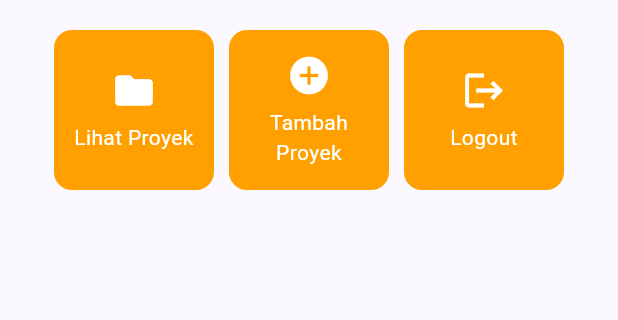
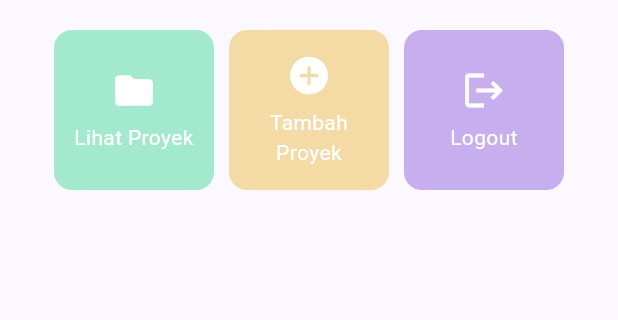
Before and after one commit to d-T0x/myportfolio_mobile, a Flutter app: the screen it shows after launch, on a phone screen of 412 x 824 dp, the part 357-677 px from its top. Run offline on Flutter 3.47's test engine with Material 3 defaults, Android fonts, the phone set to English and light mode, and no system bars.

Commit message:
feat: change color for buttons

```diff
--- a/lib/main.dart
+++ b/lib/main.dart
@@ -12,6 +12,7 @@ class MyApp extends StatelessWidget {
   Widget build(BuildContext context) {
     return MaterialApp(
       title: 'MyPortfolio',
+      debugShowCheckedModeBanner: false,
       theme: ThemeData(
         colorScheme: ColorScheme.fromSeed(
           seedColor: Colors.indigo,
--- a/lib/menu.dart
+++ b/lib/menu.dart
@@ -8,9 +8,17 @@ class MyHomePage extends StatelessWidget {
   final String kelas = "PBP C";
 
   final List<ItemHomepage> items = [
-    ItemHomepage("Lihat Proyek", Icons.folder),
-    ItemHomepage("Tambah Proyek", Icons.add_circle),
-    ItemHomepage("Logout", Icons.logout),
+    ItemHomepage(
+      "Lihat Proyek",
+      Icons.folder,
+      Color.fromARGB(255, 163, 233, 205),
+    ),
+    ItemHomepage(
+      "Tambah Proyek",
+      Icons.add_circle,
+      Color.fromARGB(255, 244, 219, 165),
+    ),
+    ItemHomepage("Logout", Icons.logout, Color.fromARGB(255, 198, 174, 239)),
   ];
 
   @override
@@ -21,10 +29,7 @@ class MyHomePage extends StatelessWidget {
       appBar: AppBar(
         title: const Text(
           'MyPortfolio',
-          style: TextStyle(
-            color: Colors.white,
-            fontWeight: FontWeight.bold,
-          ),
+          style: TextStyle(color: Colors.white, fontWeight: FontWeight.bold),
         ),
         backgroundColor: Theme.of(context).colorScheme.primary,
       ),
@@ -84,7 +89,6 @@ class MyHomePage extends StatelessWidget {
   }
 }
 
-
 class InfoCard extends StatelessWidget {
   // Kartu informasi yang menampilkan judul (title) dan isi (content).
   final String title;
@@ -104,10 +108,7 @@ class InfoCard extends StatelessWidget {
         // Menyusun teks title dan content secara vertikal.
         child: Column(
           children: [
-            Text(
-              title,
-              style: const TextStyle(fontWeight: FontWeight.bold),
-            ),
+            Text(title, style: const TextStyle(fontWeight: FontWeight.bold)),
             const SizedBox(height: 8.0),
             Text(content),
           ],
@@ -117,14 +118,13 @@ class InfoCard extends StatelessWidget {
   }
 }
 
-
 class ItemHomepage {
   final String name;
   final IconData icon;
+  final Color color;
 
-  ItemHomepage(this.name, this.icon);
+  ItemHomepage(this.name, this.icon, this.color);
 }
-
 
 class ItemCard extends StatelessWidget {
   final ItemHomepage item;
@@ -135,7 +135,7 @@ class ItemCard extends StatelessWidget {
   Widget build(BuildContext context) {
     return Material(
       // Menggunakan warna sekunder dari skema tema aplikasi.
-      color: Theme.of(context).colorScheme.secondary,
+      color: item.color,
       borderRadius: BorderRadius.circular(12),
       child: InkWell(
         // Aksi ketika kartu ditekan oleh pengguna.
@@ -144,7 +144,9 @@ class ItemCard extends StatelessWidget {
           ScaffoldMessenger.of(context)
             ..hideCurrentSnackBar()
             ..showSnackBar(
-              SnackBar(content: Text("Kamu telah menekan tombol ${item.name}!"))
+              SnackBar(
+                content: Text("Kamu telah menekan tombol ${item.name}!"),
+              ),
             );
         },
         child: Container(
@@ -153,11 +155,7 @@ class ItemCard extends StatelessWidget {
             child: Column(
               mainAxisAlignment: MainAxisAlignment.center,
               children: [
-                Icon(
-                  item.icon,
-                  color: Colors.white,
-                  size: 30.0,
-                ),
+                Icon(item.icon, color: Colors.white, size: 30.0),
                 const Padding(padding: EdgeInsets.all(3)),
                 Text(
                   item.name,
```
Also changed, not shown: 2 other files.
